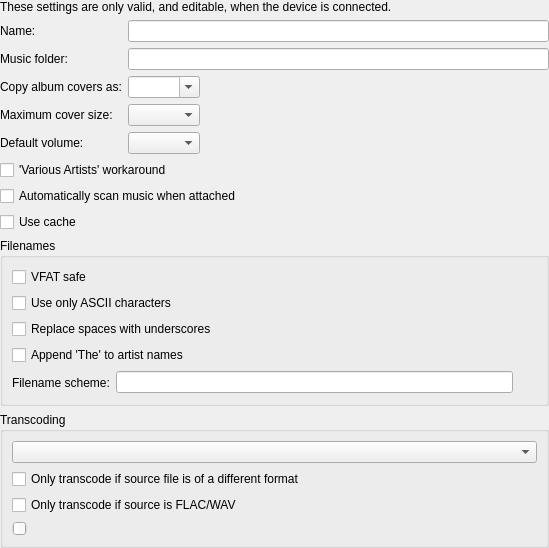
Qt form devices/devicepropertieswidget.ui (CDrummond/cantata) before a commit.
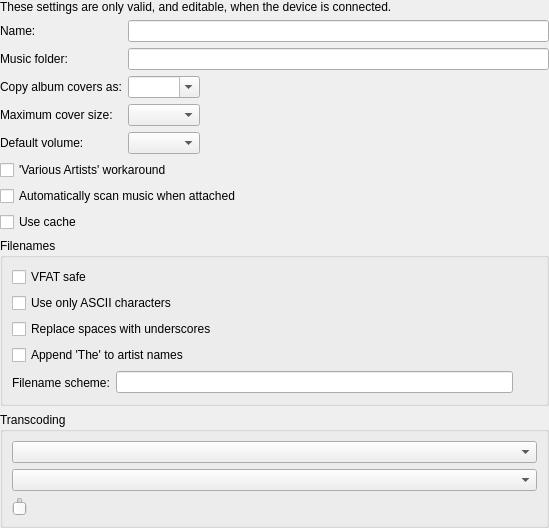
The same form after that commit. Custom widgets are drawn as their Qt base class.

Commit message: Use a combo box for 'Transcode if...' options. Issue #1107

Diff of the .ui file:
```diff
--- a/devices/devicepropertieswidget.ui
+++ b/devices/devicepropertieswidget.ui
@@ -209,18 +209,7 @@
        <widget class="QComboBox" name="transcoderName"/>
       </item>
       <item>
-       <widget class="QCheckBox" name="transcoderWhenDifferent">
-        <property name="text">
-         <string>Only transcode if source file is of a different format</string>
-        </property>
-       </widget>
-      </item>
-      <item>
-       <widget class="QCheckBox" name="transcoderWhenSourceIsLosssless">
-        <property name="text">
-         <string>Only transcode if source is FLAC/WAV</string>
-        </property>
-       </widget>
+       <widget class="QComboBox" name="transcoderWhen"/>
       </item>
       <item>
        <widget class="ValueSlider" name="transcoderValue"/>
```
The commit also changes 20 other files.
